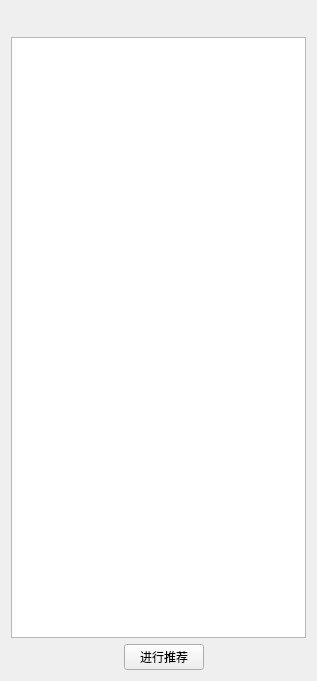
Old version of the form AI.ui in the repository mingzi112233/Qt-.
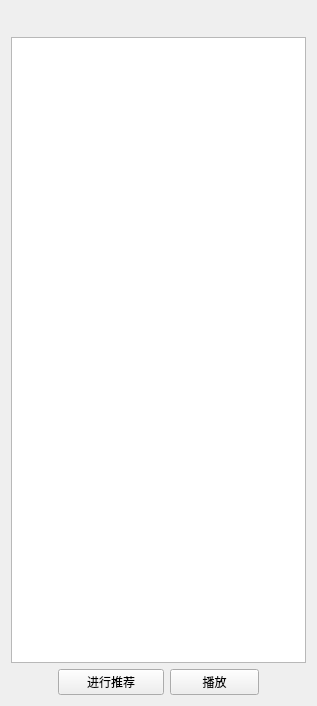
New version of the form. Icons and pictures are not drawn.

```diff
--- a/AI.ui
+++ b/AI.ui
@@ -7,14 +7,53 @@
     <x>0</x>
     <y>0</y>
     <width>317</width>
-    <height>681</height>
+    <height>706</height>
    </rect>
   </property>
   <property name="windowTitle">
    <string>Dialog</string>
   </property>
   <layout class="QGridLayout" name="gridLayout">
-   <item row="0" column="8">
+   <item row="0" column="0">
+    <spacer name="horizontalSpacer_4">
+     <property name="orientation">
+      <enum>Qt::Orientation::Horizontal</enum>
+     </property>
+     <property name="sizeHint" stdset="0">
+      <size>
+       <width>40</width>
+       <height>20</height>
+      </size>
+     </property>
+    </spacer>
+   </item>
+   <item row="0" column="1">
+    <spacer name="horizontalSpacer_3">
+     <property name="orientation">
+      <enum>Qt::Orientation::Horizontal</enum>
+     </property>
+     <property name="sizeHint" stdset="0">
+      <size>
+       <width>106</width>
+       <height>20</height>
+      </size>
+     </property>
+    </spacer>
+   </item>
+   <item row="0" column="2">
+    <spacer name="horizontalSpacer_5">
+     <property name="orientation">
+      <enum>Qt::Orientation::Horizontal</enum>
+     </property>
+     <property name="sizeHint" stdset="0">
+      <size>
+       <width>89</width>
+       <height>20</height>
+      </size>
+     </property>
+    </spacer>
+   </item>
+   <item row="0" column="4">
     <widget class="QPushButton" name="Aiclose_pushButton">
      <property name="cursor">
       <cursorShape>PointingHandCursor</cursorShape>
@@ -52,23 +91,7 @@
      </property>
     </widget>
    </item>
-   <item row="1" column="0" colspan="9">
-    <widget class="QListWidget" name="AI_listWidget"/>
-   </item>
-   <item row="0" column="0">
-    <spacer name="horizontalSpacer_4">
-     <property name="orientation">
-      <enum>Qt::Orientation::Horizontal</enum>
-     </property>
-     <property name="sizeHint" stdset="0">
-      <size>
-       <width>40</width>
-       <height>20</height>
-      </size>
-     </property>
-    </spacer>
-   </item>
-   <item row="2" column="0" colspan="2">
+   <item row="2" column="0">
     <spacer name="horizontalSpacer">
      <property name="orientation">
       <enum>Qt::Orientation::Horizontal</enum>
@@ -81,91 +104,36 @@
      </property>
     </spacer>
    </item>
-   <item row="2" column="2">
-    <spacer name="horizontalSpacer_7">
-     <property name="orientation">
-      <enum>Qt::Orientation::Horizontal</enum>
-     </property>
-     <property name="sizeHint" stdset="0">
-      <size>
-       <width>40</width>
-       <height>20</height>
-      </size>
-     </property>
-    </spacer>
-   </item>
-   <item row="2" column="6">
-    <spacer name="horizontalSpacer_6">
-     <property name="orientation">
-      <enum>Qt::Orientation::Horizontal</enum>
-     </property>
-     <property name="sizeHint" stdset="0">
-      <size>
-       <width>40</width>
-       <height>20</height>
-      </size>
-     </property>
-    </spacer>
-   </item>
-   <item row="0" column="4" colspan="4">
-    <spacer name="horizontalSpacer_5">
-     <property name="orientation">
-      <enum>Qt::Orientation::Horizontal</enum>
-     </property>
-     <property name="sizeHint" stdset="0">
-      <size>
-       <width>89</width>
-       <height>20</height>
-      </size>
-     </property>
-    </spacer>
-   </item>
-   <item row="0" column="1" colspan="3">
-    <spacer name="horizontalSpacer_3">
-     <property name="orientation">
-      <enum>Qt::Orientation::Horizontal</enum>
-     </property>
-     <property name="sizeHint" stdset="0">
-      <size>
-       <width>106</width>
-       <height>20</height>
-      </size>
-     </property>
-    </spacer>
-   </item>
-   <item row="2" column="7" colspan="2">
-    <spacer name="horizontalSpacer_2">
-     <property name="orientation">
-      <enum>Qt::Orientation::Horizontal</enum>
-     </property>
-     <property name="sizeHint" stdset="0">
-      <size>
-       <width>41</width>
-       <height>20</height>
-      </size>
-     </property>
-    </spacer>
-   </item>
-   <item row="2" column="3" colspan="2">
+   <item row="2" column="1">
     <widget class="QPushButton" name="Recommend_pushButton">
      <property name="text">
       <string>进行推荐</string>
      </property>
     </widget>
    </item>
-   <item row="2" column="5">
-    <spacer name="horizontalSpacer_8">
+   <item row="2" column="2">
+    <widget class="QPushButton" name="RecommendPlay_pushButton">
+     <property name="text">
+      <string>播放</string>
+     </property>
+    </widget>
+   </item>
+   <item row="2" column="3" colspan="2">
+    <spacer name="horizontalSpacer_2">
      <property name="orientation">
       <enum>Qt::Orientation::Horizontal</enum>
      </property>
      <property name="sizeHint" stdset="0">
       <size>
-       <width>40</width>
+       <width>41</width>
        <height>20</height>
       </size>
      </property>
     </spacer>
    </item>
+   <item row="1" column="0" colspan="5">
+    <widget class="QListWidget" name="AI_listWidget"/>
+   </item>
   </layout>
  </widget>
  <resources>
```
